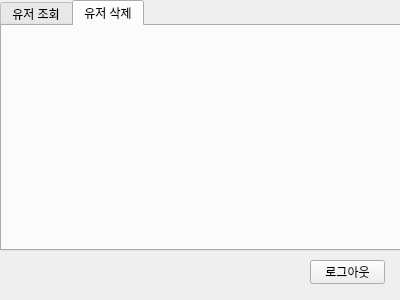
Qt form managerwidget.ui (jejuvita01/VEDA_BankManagement) before a commit.
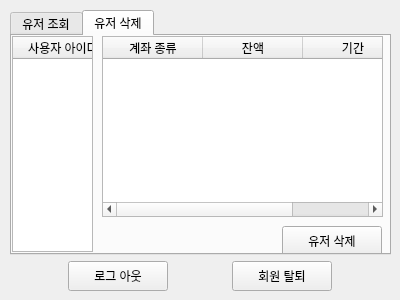
The same form after that commit.

Commit message: feat: 매니저 화면 동작 구현

The edit to the form file:
```diff
--- a/managerwidget.ui
+++ b/managerwidget.ui
@@ -13,41 +13,209 @@
   <property name="windowTitle">
    <string>Form</string>
   </property>
-  <widget class="QTabWidget" name="tabWidget">
+  <widget class="QWidget" name="verticalLayoutWidget_3">
    <property name="geometry">
     <rect>
      <x>0</x>
      <y>0</y>
      <width>401</width>
-     <height>251</height>
+     <height>301</height>
     </rect>
    </property>
-   <property name="currentIndex">
-    <number>1</number>
-   </property>
-   <widget class="QWidget" name="tab">
-    <attribute name="title">
-     <string>유저 조회</string>
-    </attribute>
-   </widget>
-   <widget class="QWidget" name="tab_2">
-    <attribute name="title">
-     <string>유저 삭제</string>
-    </attribute>
-   </widget>
-  </widget>
-  <widget class="QPushButton" name="pushButton">
-   <property name="geometry">
-    <rect>
-     <x>310</x>
-     <y>260</y>
-     <width>75</width>
-     <height>24</height>
-    </rect>
-   </property>
-   <property name="text">
-    <string>로그아웃</string>
-   </property>
+   <layout class="QVBoxLayout" name="verticalLayout_3" stretch="0,0">
+    <property name="leftMargin">
+     <number>10</number>
+    </property>
+    <property name="topMargin">
+     <number>10</number>
+    </property>
+    <property name="rightMargin">
+     <number>10</number>
+    </property>
+    <property name="bottomMargin">
+     <number>10</number>
+    </property>
+    <item>
+     <widget class="QTabWidget" name="tabWidget">
+      <property name="currentIndex">
+       <number>1</number>
+      </property>
+      <widget class="QWidget" name="userCheckTab">
+       <attribute name="title">
+        <string>유저 조회</string>
+       </attribute>
+       <widget class="QTableWidget" name="userSearchTableWidget">
+        <property name="geometry">
+         <rect>
+          <x>0</x>
+          <y>20</y>
+          <width>377</width>
+          <height>196</height>
+         </rect>
+        </property>
+        <column>
+         <property name="text">
+          <string>사용자 아이디</string>
+         </property>
+        </column>
+        <column>
+         <property name="text">
+          <string>계좌 종류</string>
+         </property>
+        </column>
+        <column>
+         <property name="text">
+          <string>잔액</string>
+         </property>
+        </column>
+        <column>
+         <property name="text">
+          <string>기간</string>
+         </property>
+        </column>
+        <column>
+         <property name="text">
+          <string>계좌 생성일</string>
+         </property>
+        </column>
+       </widget>
+       <widget class="QLineEdit" name="userSearchlineEdit">
+        <property name="geometry">
+         <rect>
+          <x>260</x>
+          <y>0</y>
+          <width>113</width>
+          <height>20</height>
+         </rect>
+        </property>
+       </widget>
+      </widget>
+      <widget class="QWidget" name="userDeleteTab">
+       <attribute name="title">
+        <string>유저 삭제</string>
+       </attribute>
+       <widget class="QTableWidget" name="userIdTableWidget">
+        <property name="geometry">
+         <rect>
+          <x>0</x>
+          <y>0</y>
+          <width>81</width>
+          <height>216</height>
+         </rect>
+        </property>
+        <column>
+         <property name="text">
+          <string>사용자 아이디</string>
+         </property>
+        </column>
+       </widget>
+       <widget class="QTableWidget" name="userAccountsTabelWidget">
+        <property name="geometry">
+         <rect>
+          <x>90</x>
+          <y>0</y>
+          <width>281</width>
+          <height>181</height>
+         </rect>
+        </property>
+        <property name="verticalScrollMode">
+         <enum>QAbstractItemView::ScrollMode::ScrollPerPixel</enum>
+        </property>
+        <property name="horizontalScrollMode">
+         <enum>QAbstractItemView::ScrollMode::ScrollPerPixel</enum>
+        </property>
+        <column>
+         <property name="text">
+          <string>계좌 종류</string>
+         </property>
+        </column>
+        <column>
+         <property name="text">
+          <string>잔액</string>
+         </property>
+        </column>
+        <column>
+         <property name="text">
+          <string>기간</string>
+         </property>
+        </column>
+        <column>
+         <property name="text">
+          <string>계좌 생성일</string>
+         </property>
+        </column>
+       </widget>
+       <widget class="QPushButton" name="userDeleteButton">
+        <property name="geometry">
+         <rect>
+          <x>270</x>
+          <y>190</y>
+          <width>100</width>
+          <height>30</height>
+         </rect>
+        </property>
+        <property name="minimumSize">
+         <size>
+          <width>100</width>
+          <height>30</height>
+         </size>
+        </property>
+        <property name="maximumSize">
+         <size>
+          <width>100</width>
+          <height>30</height>
+         </size>
+        </property>
+        <property name="text">
+         <string>유저 삭제</string>
+        </property>
+       </widget>
+      </widget>
+     </widget>
+    </item>
+    <item>
+     <layout class="QHBoxLayout" name="horizontalLayout_2">
+      <item>
+       <widget class="QPushButton" name="logoutBtn">
+        <property name="minimumSize">
+         <size>
+          <width>100</width>
+          <height>30</height>
+         </size>
+        </property>
+        <property name="maximumSize">
+         <size>
+          <width>100</width>
+          <height>30</height>
+         </size>
+        </property>
+        <property name="text">
+         <string>로그 아웃</string>
+        </property>
+       </widget>
+      </item>
+      <item>
+       <widget class="QPushButton" name="withdrawBtn">
+        <property name="minimumSize">
+         <size>
+          <width>100</width>
+          <height>30</height>
+         </size>
+        </property>
+        <property name="maximumSize">
+         <size>
+          <width>100</width>
+          <height>30</height>
+         </size>
+        </property>
+        <property name="text">
+         <string>회원 탈퇴</string>
+        </property>
+       </widget>
+      </item>
+     </layout>
+    </item>
+   </layout>
   </widget>
  </widget>
  <resources/>
```
The commit also changes 2 other files.
